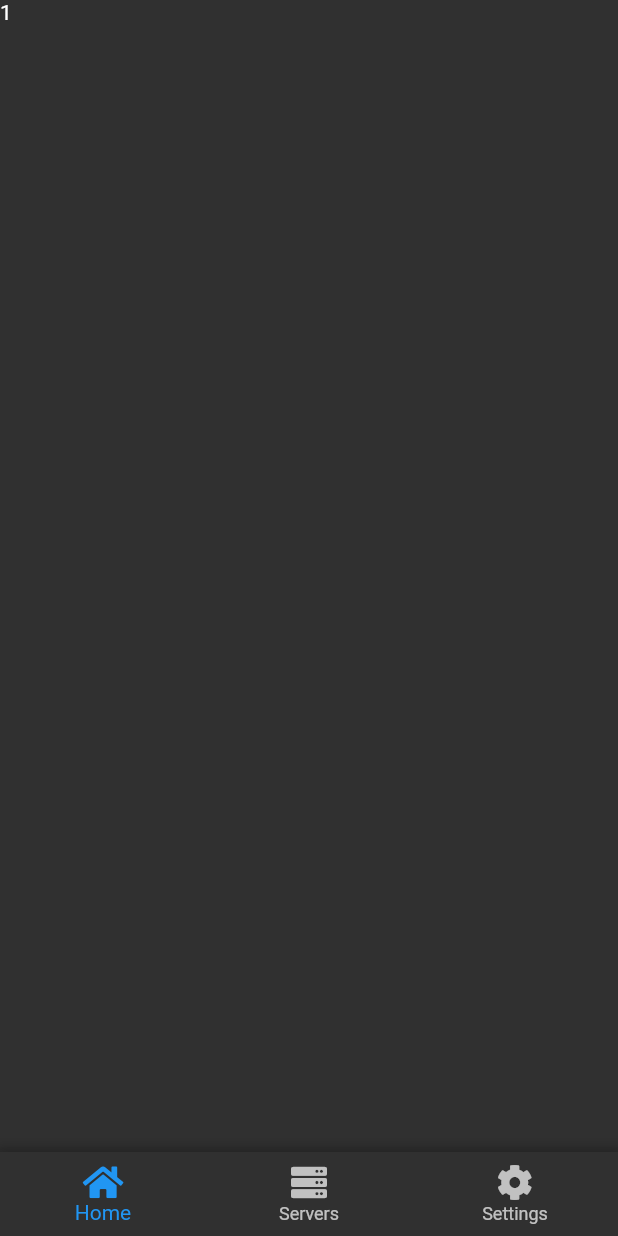
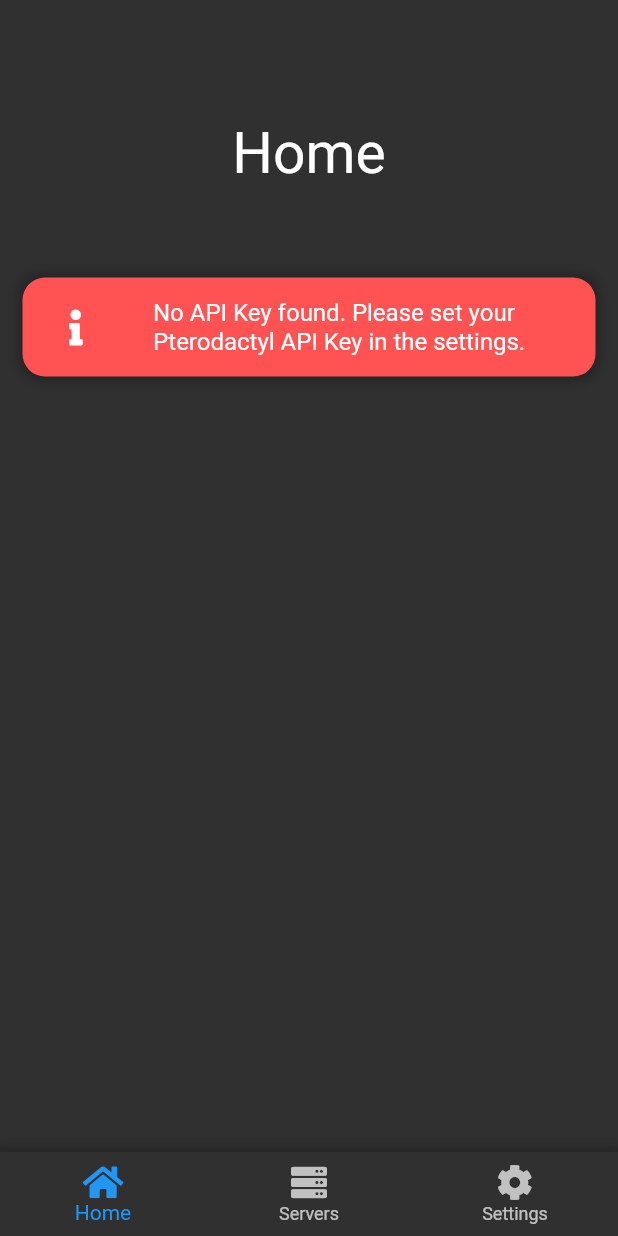
Before and after one commit to requ1Re/pterodactyl_mobile_unoffical, a Flutter app: the screen it shows after launch, on a phone screen of 412 x 824 dp. Run offline on Flutter 3.47's test engine with Material 2 defaults, Android fonts, the phone set to English and light mode, and no system bars; our stand-ins replace dynamic_theme, font_awesome_flutter, shared_preferences.

Commit message:
Added home page

```diff
--- a/lib/main.dart
+++ b/lib/main.dart
@@ -1,6 +1,7 @@
 import 'package:flutter/material.dart';
 import 'package:font_awesome_flutter/font_awesome_flutter.dart';
 import 'package:dynamic_theme/dynamic_theme.dart';
+import 'package:pterodactyl_mobile/pages/home.dart';
 import 'package:pterodactyl_mobile/pages/servers.dart';
 import 'package:pterodactyl_mobile/pages/settings.dart';
 
@@ -49,7 +50,7 @@ class PterodactylMobileHomePage extends StatefulWidget {
 class _PterodactylMobileHomePageState extends State<PterodactylMobileHomePage> {
   int _selectedIndex = 0;
   final List<Widget> _children = [
-    Text('1'),
+    HomePage(),
     ServersPage(),
     SettingsPage(),
   ];
--- /dev/null
+++ b/lib/pages/home.dart
@@ -0,0 +1,49 @@
+import 'package:flutter/material.dart';
+import 'package:font_awesome_flutter/font_awesome_flutter.dart';
+import 'package:pterodactyl_mobile/widgets/CustomCard.dart';
+import 'package:shared_preferences/shared_preferences.dart';
+
+class HomePage extends StatefulWidget {
+  @override
+  _HomePageState createState() => _HomePageState();
+}
+
+class _HomePageState extends State<HomePage> {
+
+  bool showApiKeyError = false;
+
+  @override
+  Widget build(BuildContext context) {
+    SharedPreferences.getInstance().then((prefs) {
+      setState(() {
+        showApiKeyError = prefs.getString("pterodactyl_apikey") == null || prefs.getString("pterodactyl_apikey") == "";
+      });
+    });
+
+    return Center(
+      child: Padding(
+        padding: EdgeInsets.symmetric(vertical: 30, horizontal: 15),
+        child: Container(
+          child: Column(
+            children: [
+              Container(
+                margin: EdgeInsets.symmetric(vertical: 50),
+                child: Text("Home", style: TextStyle(fontSize: 38)),
+              ),
+              Visibility(
+                visible: showApiKeyError,
+                child: CustomCard(
+                  child: ListTile(
+                      title: Text("No API Key found. Please set your Pterodactyl API Key in the settings.", style: TextStyle(color: Colors.white)),
+                      leading: FaIcon(FontAwesomeIcons.info, color: Colors.white)
+                  ),
+                  backgroundColor: Colors.redAccent,
+                )
+              )
+            ],
+          ),
+        ),
+      ),
+    );
+  }
+}
```
